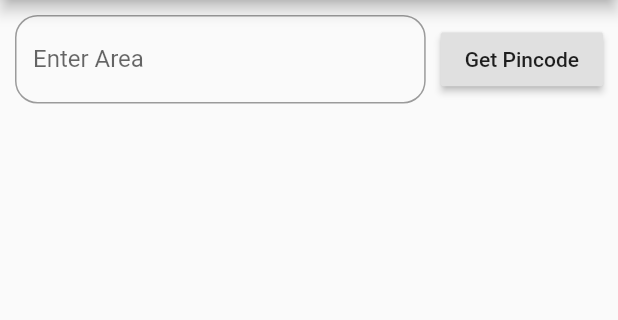
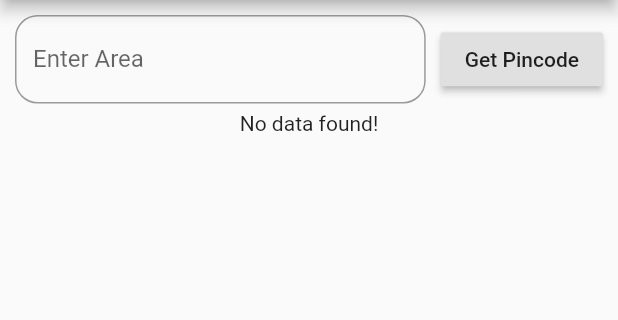
Before and after one commit to pratikbutani/FlutterPinCodeFinder, a Flutter app: the screen it shows after launch, on a phone screen of 412 x 824 dp, the part 84-404 px from its top. Run offline on Flutter 3.47's test engine with Material 2 defaults, Android fonts, the phone set to English and light mode, and no system bars.

```diff
--- a/lib/main.dart
+++ b/lib/main.dart
@@ -63,7 +63,21 @@ class _MyHomePageState extends State<MyHomePage> {
             crossAxisAlignment: CrossAxisAlignment.center,
             children: [
               SizedBox(width: 10),
-              Flexible(
+              getTextInputField(),
+              SizedBox(width: 10),
+              getButton(),
+              SizedBox(width: 10),
+            ],
+          ),
+        ),
+        SizedBox(height: 5),
+        getProperWidget()
+      ]),
+    );
+  }
+
+  getTextInputField() {
+    return Flexible(
       fit: FlexFit.tight,
       flex: 1,
       child: TextFormField(
@@ -71,8 +85,7 @@ class _MyHomePageState extends State<MyHomePage> {
         decoration: new InputDecoration(
           labelText: "Enter Area",
           fillColor: Colors.white,
-                    errorText:
-                        _validateAgain ? 'This should not be empty!' : null,
+          errorText: _validateAgain ? 'This should not be empty!' : null,
           border: new OutlineInputBorder(
             borderRadius: new BorderRadius.circular(15.0),
             borderSide: new BorderSide(),
@@ -88,9 +101,11 @@ class _MyHomePageState extends State<MyHomePage> {
         },
         keyboardType: TextInputType.streetAddress,
       ),
-              ),
-              SizedBox(width: 10),
-              new RaisedButton(
+    );
+  }
+
+  getButton() {
+    return new RaisedButton(
       child: Text("Get Pincode"),
       onPressed: () {
         setState(() {
@@ -103,27 +118,21 @@ class _MyHomePageState extends State<MyHomePage> {
             _validateAgain = true;
         });
       },
-              ),
-              SizedBox(width: 10),
-            ],
-          ),
-        ),
-        SizedBox(height: 5),
-        getProperWidget()
-      ]),
     );
   }
 
   getProperWidget() {
     if (_apiCall)
-      return new CircularProgressIndicator();
+      return Center(child: CircularProgressIndicator());
     else if (postOfficeList.length == 0)
-      return new Text("");
-    else
+      return Text("No data found!");
+    else {
+      // To bind ListView
       return Flexible(
           fit: FlexFit.tight,
           flex: 1,
           child: PostOfficeList(postOfficeList: this.postOfficeList));
+    }
   }
 
   void _callAPIForPinCode() {
@@ -132,11 +141,13 @@ class _MyHomePageState extends State<MyHomePage> {
         (value) => {
               setState(() {
                 _apiCall = false;
+                print('Value' + value.message);
                 postOfficeList = value.postOffice;
               })
             }, onError: (error) {
       setState(() {
         _apiCall = false;
+        print('Value $error');
         postOfficeList = new List();
       });
     });
@@ -160,7 +171,7 @@ class PostOfficeList extends StatelessWidget {
             '${postOffice.name} - ${postOffice.district} - ${postOffice.pincode}',
             style: TextStyle(
                 fontSize: 18.0,
-                color: Colors.black,
+                color: Colors.brown,
                 fontWeight: FontWeight.bold),
           )),
         ); //
```
Also changed, not shown: lib/api.dart (+5 -2 lines). Lines whose indentation alone changed are shown as unchanged.
